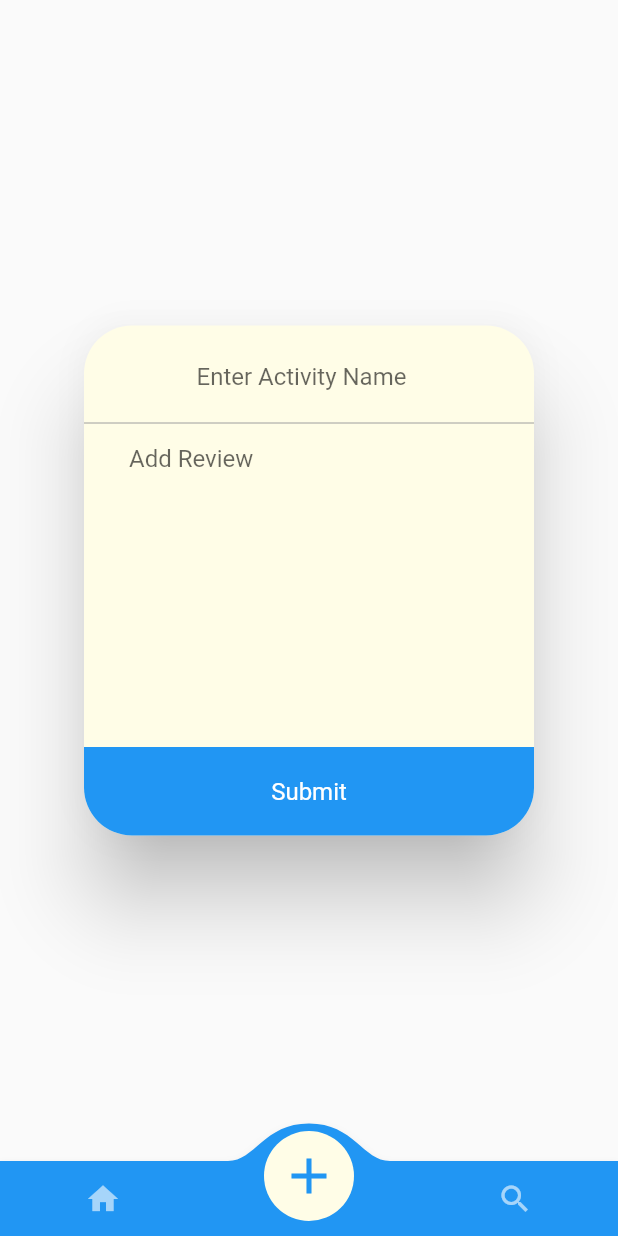
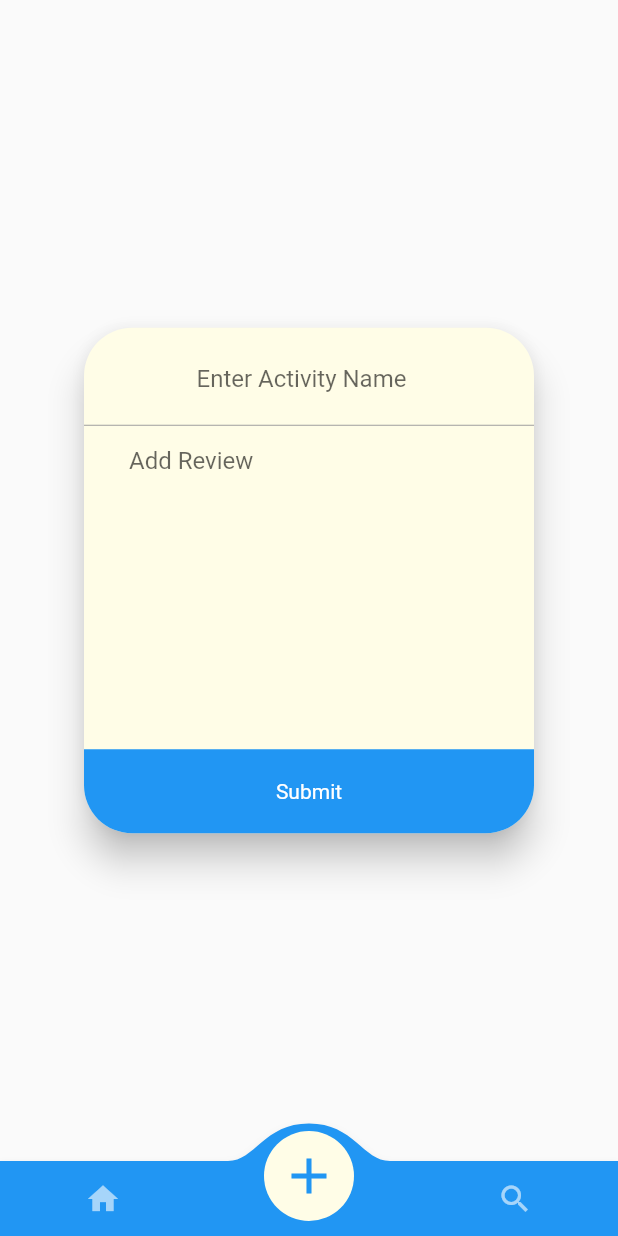
Before and after one commit to vinaysankar30/Flutter, a Flutter app: the screen it shows after launch, item 2 of the bottom bar chosen, on a phone screen of 412 x 824 dp. Run offline on Flutter 3.47's test engine with Material 2 defaults, Android fonts, the phone set to English and light mode, and no system bars; drawn by our look-alikes of convex_bottom_bar; our stand-ins replace flutter_neumorphic, font_awesome_flutter; missing offline and left inert: dart:ffi, flutter_animated_dialog, touch_ripple_effect; network calls fail.

Commit message:
added routes

```diff
--- a/lib/Screens/drawer.dart
+++ b/lib/Screens/drawer.dart
@@ -1,5 +1,6 @@
 import 'package:flutter/material.dart';
 import 'package:font_awesome_flutter/font_awesome_flutter.dart';
+import 'package:todo_original/Screens/plus.dart';
 import 'package:touch_ripple_effect/touch_ripple_effect.dart';
 
 
@@ -72,7 +73,9 @@ class _DrawerScreenState extends State<DrawerScreen> {
                rippleColor: Colors.grey,
                onTap: (){
                   Feedback.forTap(context);
-                  Navigator.pushNamed(context, '/addNew');
+                  //Navigator.pushNamed(context, '/addNew');
+                  Navigator.of(context).push( MaterialPageRoute(builder:
+                   (context) => MyApp()));
                },
                   child: ListTile(
                     title: Text('New Note',style: TextStyle(
--- a/lib/Screens/home.dart
+++ b/lib/Screens/home.dart
@@ -58,7 +58,7 @@ Widget build(BuildContext context) {
       DrawerScreen(),
        AnimatedContainer(
         decoration: BoxDecoration(
-          border:isDrawerOpen? Border.all(color: Colors.black,width: 3):Border.all(color: Theme.of(context).primaryColor),
+          border:isDrawerOpen? Border.all(color: Colors.black,width: 2):Border.all(color: Theme.of(context).primaryColor),
           color: Colors.yellow[50],
           borderRadius: BorderRadius.circular(40)
         ),
--- a/lib/Screens/plus.dart
+++ b/lib/Screens/plus.dart
@@ -35,13 +35,18 @@ class _MyAppState extends State<MyApp> {
   @override
   Widget build(BuildContext context) {
 
-    return  AlertDialog(
-      backgroundColor: Colors.yellow[50],
+    return  Container(
+      child: Center(
+        child: Card(
+          elevation: 10,
+          color: Colors.yellow[50],
                 shape: RoundedRectangleBorder(
 
                     borderRadius: BorderRadius.all(Radius.circular(32.0))),
-            contentPadding: EdgeInsets.only(top: 10.0),
-            content: Container(
+
+                child: Padding(
+                  padding: const EdgeInsets.only(top: 10.0),
+                  child: Container(
                     width: 300.0,
                     child: Column(
                       mainAxisAlignment: MainAxisAlignment.start,
@@ -116,6 +121,9 @@ class _MyAppState extends State<MyApp> {
                       ],
                     ),
                   ),
+                ),
+              ),
+      ),
     );
   }
   }
```
Lines whose indentation alone changed are shown as unchanged.
